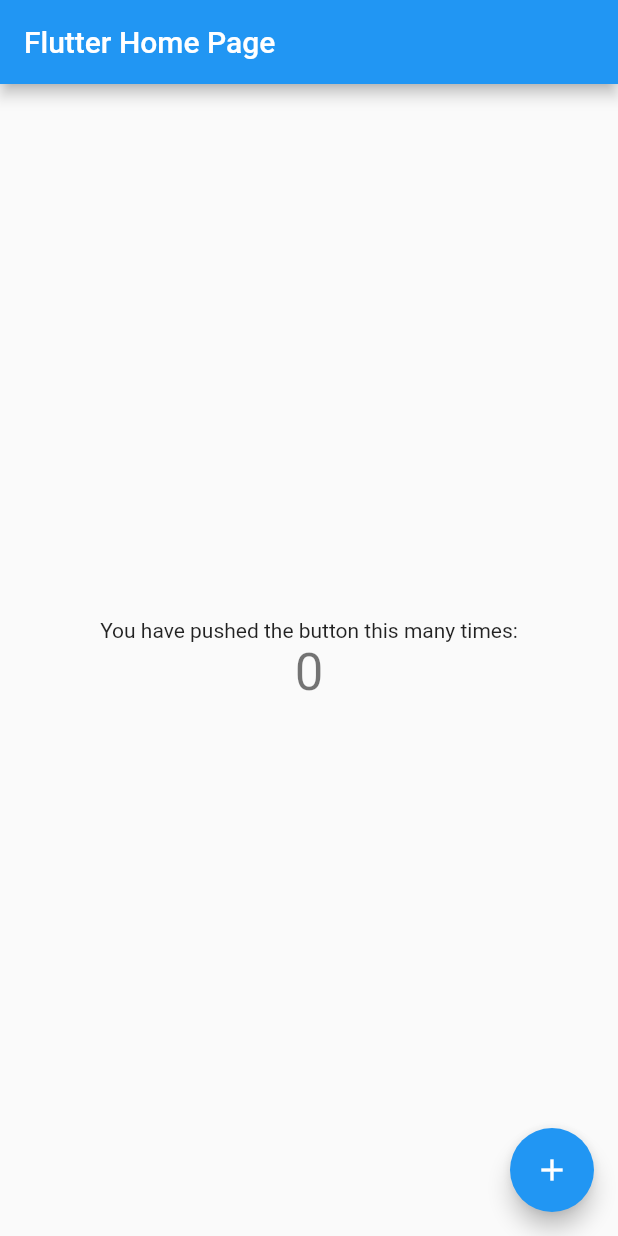
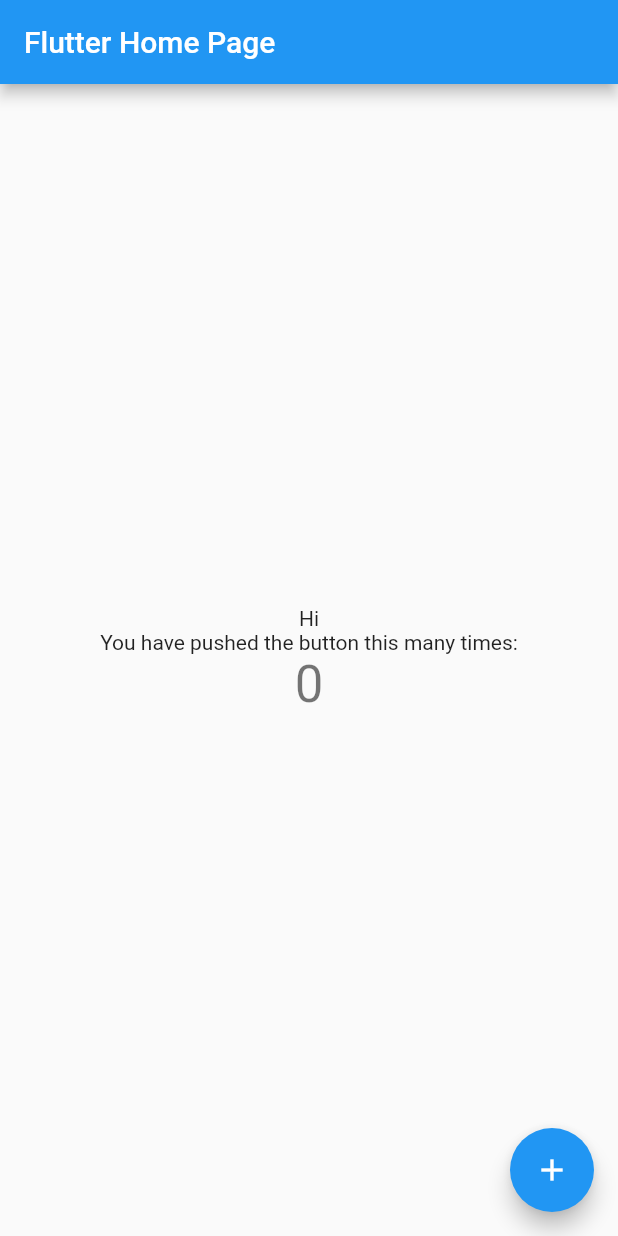
Before and after one commit to aismaniotto/TestGithubActionOnFlutter, a Flutter app: the screen it shows after launch, on a phone screen of 412 x 824 dp. Run offline on Flutter 3.47's test engine with Material 2 defaults, Android fonts, the phone set to English and light mode, and no system bars.

Commit message:
chore: add text on home page

```diff
--- a/lib/main.dart
+++ b/lib/main.dart
@@ -46,6 +46,7 @@ class _MyHomePageState extends State<MyHomePage> {
         child: Column(
           mainAxisAlignment: MainAxisAlignment.center,
           children: <Widget>[
+            const Text('Hi'),
             const Text(
               'You have pushed the button this many times:',
             ),
```
